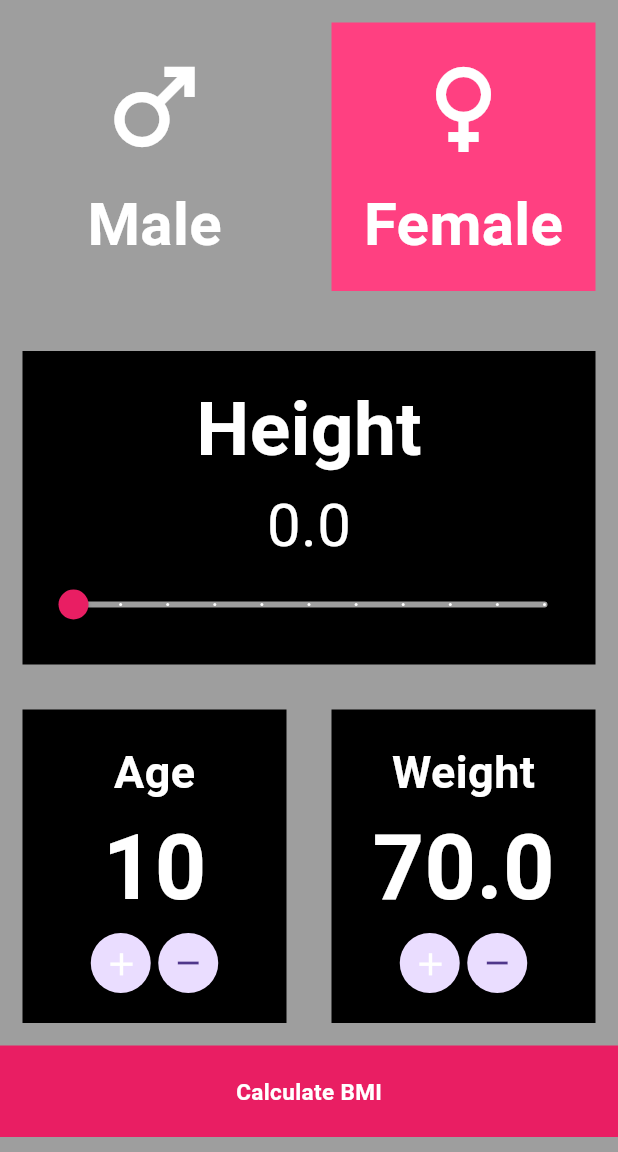
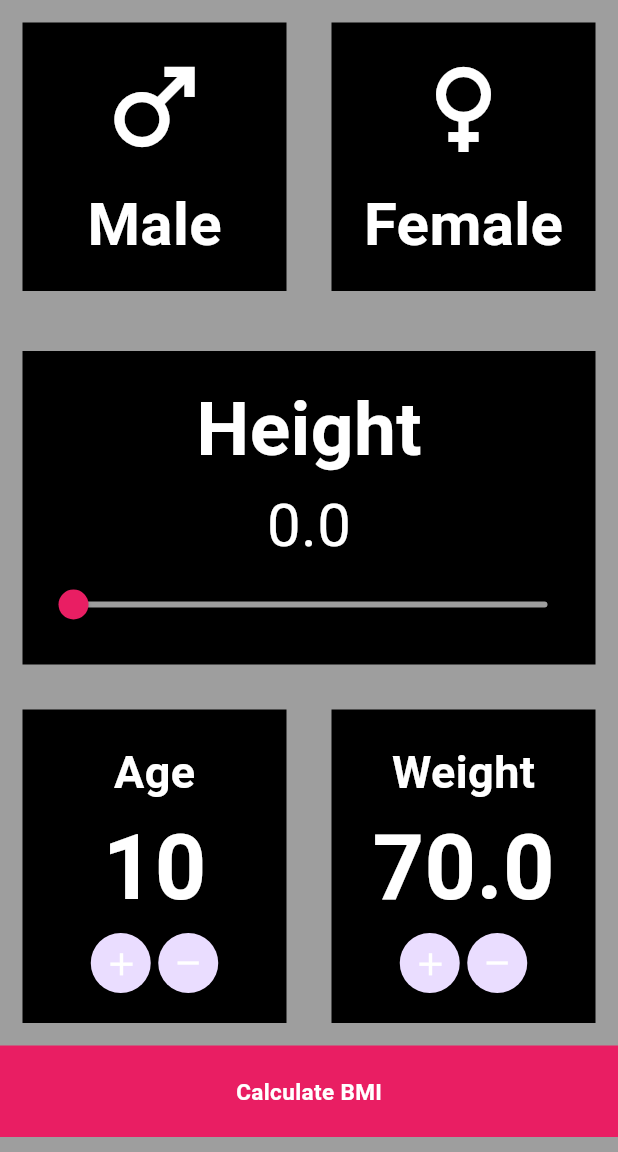
Before and after one commit to EhsanIlyas/bmi_calculator-Flutter, a Flutter app: the screen it shows after launch, on a phone screen of 412 x 824 dp, the part 84-1236 px from its top. Run offline on Flutter 3.47's test engine with Material 3 defaults, Android fonts, the phone set to English and light mode, and no system bars.

Commit message:
Functions modularity added

```diff
--- a/lib/Components/functions.dart
+++ b/lib/Components/functions.dart
@@ -1,3 +1,4 @@
+
 
 import 'package:flutter/material.dart';
 import 'package:bmi_calculator/utils/variables.dart';
--- a/lib/Screens/screenone.dart
+++ b/lib/Screens/screenone.dart
@@ -2,7 +2,9 @@ import 'package:bmi_calculator/utils/app_colors.dart';
 import 'package:flutter/material.dart';
 import 'package:bmi_calculator/utils/variables.dart';
 
+
 import '../Components/functions.dart';
+
 
 class BmiCalculator extends StatefulWidget {
   const BmiCalculator({super.key});
@@ -52,8 +54,8 @@ class _BmiCalculatorState extends State<BmiCalculator> {
                   isSelected: isMaleSelected,
                   iconData: Icons.male,
                   label: "Male",
-                  activeColor: Colors.blueAccent,
-                  inactiveColor: Colors.grey,
+                  activeColor: Colors.pink,
+                  inactiveColor: Colors.black,
                   iconColor: Colors.white,
                   textColor: Colors.white,
                 ),
@@ -61,11 +63,11 @@ class _BmiCalculatorState extends State<BmiCalculator> {
               Expanded(
                 child: buildGenderSelectionContainer(
                   onTap: _toggleFemaleSelection,
-                  isSelected: !isMaleSelected,
+                  isSelected: isFemaleSelected,
                   iconData: Icons.female,
                   label: "Female",
-                  activeColor: Colors.pinkAccent,
-                  inactiveColor: Colors.grey,
+                  activeColor: Colors.pink,
+                  inactiveColor: Colors.black,
                   iconColor: Colors.white,
                   textColor: Colors.white,
                 ),
@@ -75,8 +77,7 @@ class _BmiCalculatorState extends State<BmiCalculator> {
           const SizedBox(height: 10),
           Container(
             color: Colors.black,
-            padding:
-                const EdgeInsets.symmetric(horizontal: 8.0, vertical: 16.0),
+            padding: const EdgeInsets.symmetric(horizontal: 8.0, vertical: 16.0),
             margin: const EdgeInsets.all(15.0),
             child: Column(
               children: [
@@ -88,7 +89,7 @@ class _BmiCalculatorState extends State<BmiCalculator> {
                       fontWeight: FontWeight.bold),
                 ),
                 Text(
-                  "$height",
+                  "${height.toStringAsFixed(1)}", // Format to one decimal place
                   style: const TextStyle(color: Colors.white, fontSize: 40),
                 ),
                 Slider(
@@ -100,7 +101,7 @@ class _BmiCalculatorState extends State<BmiCalculator> {
                   },
                   min: 0.0,
                   max: 10.0,
-                  divisions: 10,
+                  divisions: 100,
                   activeColor: Colors.white,
                   inactiveColor: Colors.grey,
                   thumbColor: Colors.pink,
@@ -112,7 +113,7 @@ class _BmiCalculatorState extends State<BmiCalculator> {
             children: [
               Expanded(
                 child: Container(
-                  margin: EdgeInsets.all(15.0),
+                  margin: const EdgeInsets.all(15.0),
                   padding: const EdgeInsets.symmetric(
                       horizontal: 20.0, vertical: 20.0),
                   color: Colors.black,
@@ -156,7 +157,7 @@ class _BmiCalculatorState extends State<BmiCalculator> {
                           Center(
                             child: CircleAvatar(
                               child: IconButton(
-                                icon: const Icon(Icons.remove),
+                                icon: const Icon(Icons.remove, color: Colors.white),
                                 onPressed: () {
                                   setState(() {
                                     age--;
@@ -174,9 +175,9 @@ class _BmiCalculatorState extends State<BmiCalculator> {
               ),
               Expanded(
                 child: Container(
-                  margin: EdgeInsets.all(15.0),
-                  padding:
-                      EdgeInsets.symmetric(horizontal: 20.0, vertical: 20.0),
+                  margin: const EdgeInsets.all(15.0),
+                  padding: const EdgeInsets.symmetric(
+                      horizontal: 20.0, vertical: 20.0),
                   color: Colors.black,
                   child: Column(
                     children: [
@@ -214,11 +215,11 @@ class _BmiCalculatorState extends State<BmiCalculator> {
                               ),
                             ),
                           ),
-                          SizedBox(width: 5),
+                          const SizedBox(width: 5),
                           Center(
                             child: CircleAvatar(
                               child: IconButton(
-                                icon: Icon(Icons.remove),
+                                icon: const Icon(Icons.remove, color: Colors.white),
                                 onPressed: () {
                                   setState(() {
                                     weight--;
@@ -237,8 +238,14 @@ class _BmiCalculatorState extends State<BmiCalculator> {
             ],
           ),
           Expanded(
+            child: GestureDetector(
+              onTap: () {
+                // Implement the BMI calculation logic here
+                print('BMI Calculated');
+              },
               child: Container(
-              padding: EdgeInsets.symmetric(horizontal: 20.0, vertical: 10.0),
+                padding: const EdgeInsets.symmetric(
+                    horizontal: 20.0, vertical: 10.0),
                 color: Colors.pink,
                 child: const Center(
                   child: Text(
@@ -251,9 +258,8 @@ class _BmiCalculatorState extends State<BmiCalculator> {
                 ),
               ),
             ),
-          const SizedBox(
-            height: 10,
-          )
+          ),
+          const SizedBox(height: 10)
         ],
       ),
     );
--- a/pubspec.yaml
+++ b/pubspec.yaml
@@ -39,6 +39,8 @@ dependencies:
 dev_dependencies:
   flutter_test:
     sdk: flutter
+
+  http: ^1.2.1
 
   # The "flutter_lints" package below contains a set of recommended lints to
   # encourage good coding practices. The lint set provided by the package is
```
Also changed, not shown: pubspec.lock. Lines whose indentation alone changed are shown as unchanged.
